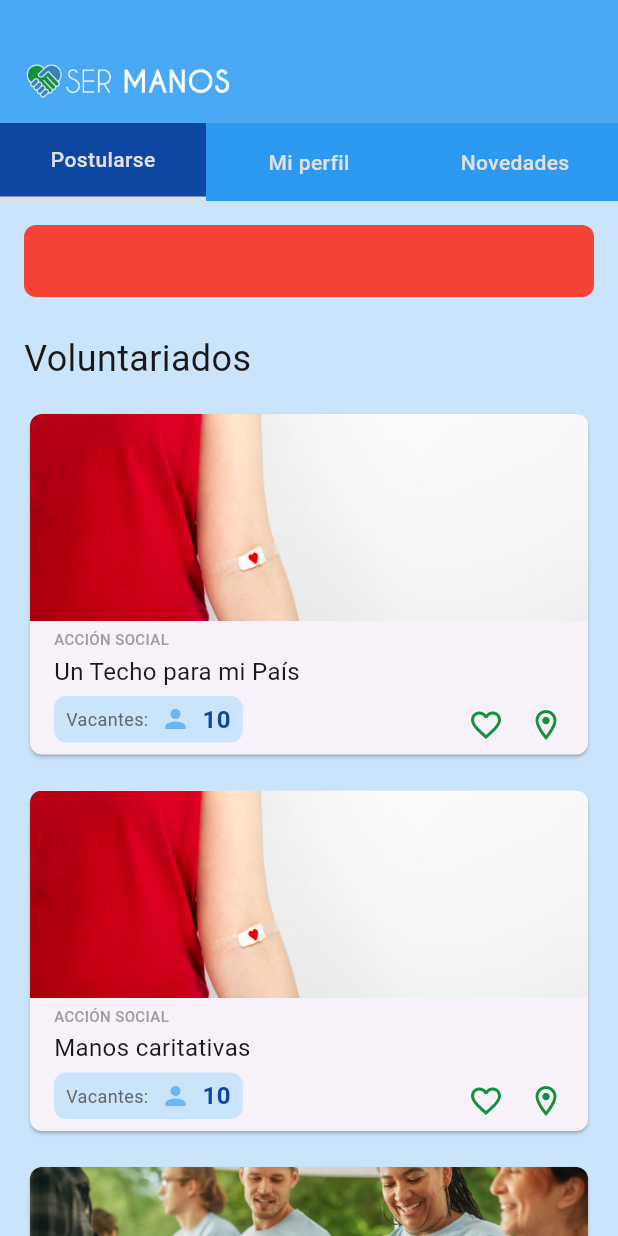
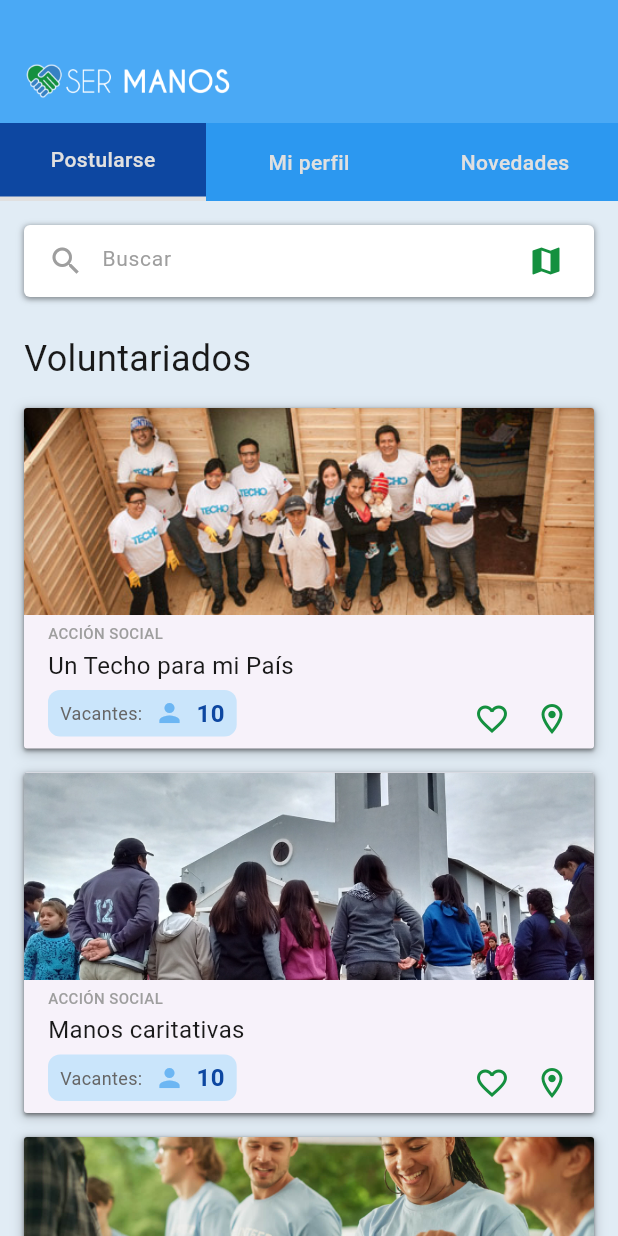
Before and after one commit to flopezmenardi/ser_manos, a Flutter app: the screen it shows after launch, on a phone screen of 412 x 824 dp. Run offline on Flutter 3.47's test engine with Material 3 defaults, Android fonts, the phone set to English and light mode, and no system bars.

Commit message:
complete first home screen

```diff
--- a/lib/design_system/organisms/cards/volunteer_card.dart
+++ b/lib/design_system/organisms/cards/volunteer_card.dart
@@ -2,7 +2,7 @@
 
 import '../../molecules/components/vacants_indicator.dart';
 import '../../tokens/colors.dart';
-import '../../tokens/grid.dart';
+import '../../tokens/shadow.dart';
 import '../../tokens/typography.dart';
 
 class VolunteeringCard extends StatelessWidget {
@@ -26,10 +26,15 @@
   @override
   Widget build(BuildContext context) {
     return SizedBox(
-      width: AppGrid.screenWidth - 2 * AppGrid.horizontalMargin,
+      child: Container(
+        decoration: BoxDecoration(
+          boxShadow: AppShadows.shadow2,
+          borderRadius: BorderRadius.circular(2),
+        ),
         child: Card(
-        shape: RoundedRectangleBorder(borderRadius: BorderRadius.circular(8)),
+          shape: RoundedRectangleBorder(borderRadius: BorderRadius.circular(2)),
           clipBehavior: Clip.antiAlias,
+          margin: EdgeInsets.zero, // important!
           child: Column(
             mainAxisSize: MainAxisSize.min,
             crossAxisAlignment: CrossAxisAlignment.start,
@@ -40,7 +45,10 @@
                 child: Image.asset(imagePath, fit: BoxFit.cover),
               ),
               Padding(
-              padding: const EdgeInsets.symmetric(horizontal: 16, vertical: 8),
+                padding: const EdgeInsets.symmetric(
+                  horizontal: 16,
+                  vertical: 8,
+                ),
                 child: IntrinsicHeight(
                   child: Row(
                     crossAxisAlignment: CrossAxisAlignment.start,
@@ -88,9 +96,7 @@
                                     size: 24,
                                   ),
                                 ),
-                              const SizedBox(
-                                width: 16,
-                              ), // manually control spacing between icons
+                                const SizedBox(width: 16),
                                 GestureDetector(
                                   onTap: onLocationPressed,
                                   child: Icon(
@@ -111,6 +117,7 @@
             ],
           ),
         ),
+      ),
     );
   }
 }
--- a/lib/features/home/screens/home_screen.dart
+++ b/lib/features/home/screens/home_screen.dart
@@ -1,4 +1,5 @@
 import 'package:flutter/material.dart';
+import 'package:ser_manos/design_system/molecules/inputs/search_input.dart';
 
 import '../../../design_system/organisms/cards/volunteer_card.dart';
 import '../../../design_system/organisms/headers/header.dart';
@@ -24,8 +25,7 @@
   @override
   Widget build(BuildContext context) {
     return Scaffold(
-      backgroundColor:
-          AppColors.secondary25, // matches the light blue background
+      backgroundColor: AppColors.secondary10,
       body: Column(
         children: [
           HeaderSermanos(
@@ -37,12 +37,9 @@
               padding: const EdgeInsets.all(16),
               children: [
                 // Search bar placeholder
-                Container(
-                  height: 48,
-                  decoration: BoxDecoration(
-                    color: Colors.red,
-                    borderRadius: BorderRadius.circular(8),
-                  ),
+                SearchInput(
+                  mode: SearchInputMode.map,
+                  controller: TextEditingController(),
                 ),
                 const SizedBox(height: 24),
 
@@ -57,7 +54,7 @@
 
                 // Static list of VolunteeringCards
                 VolunteeringCard(
-                  imagePath: 'assets/images/novedades.jpg',
+                  imagePath: 'assets/images/home1.jpg',
                   category: 'Acción Social',
                   title: 'Un Techo para mi País',
                   vacancies: 10,
@@ -66,7 +63,7 @@
                 ),
                 const SizedBox(height: 16),
                 VolunteeringCard(
-                  imagePath: 'assets/images/novedades.jpg',
+                  imagePath: 'assets/images/home2.jpg',
                   category: 'Acción Social',
                   title: 'Manos caritativas',
                   vacancies: 10,
```
Also changed, not shown: assets/images/home1.jpg (added), assets/images/home2.jpg (added). Lines whose indentation alone changed are shown as unchanged.
